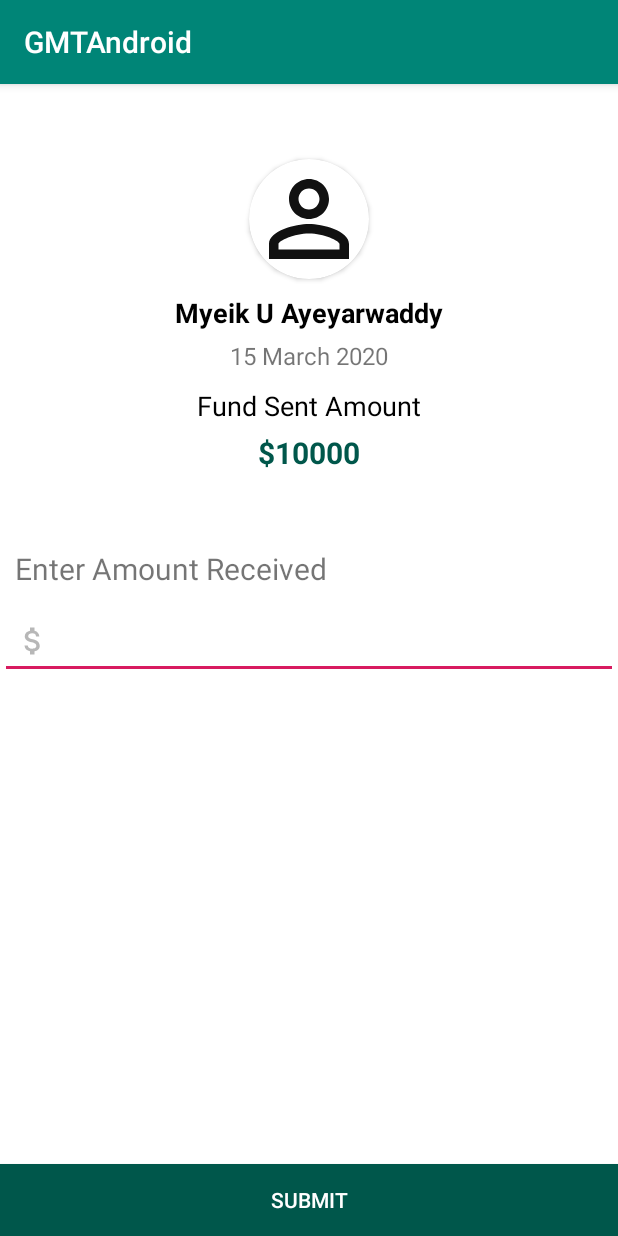
After one commit to saichandpratapagiri/GMT_Project, an Android app: the UploadRecieptActivity screen opened directly, with no data from a screen before it, on a phone screen of 412 x 824 dp. The commit adds this screen. Run offline under Robolectric (Android 15) with nearby library versions, the phone set to English and light mode, and no system bars.

Commit message:
Added fuds and reciept (except upload doc) activitites

```diff
--- a/app/src/main/java/com/example/gmtandroid/Login/LoginActivity.java
+++ b/app/src/main/java/com/example/gmtandroid/Login/LoginActivity.java
@@ -23,6 +23,7 @@ import android.widget.TextView;
 import android.widget.Toast;
 
 import com.example.gmtandroid.PostLogin.PostLogin;
+import com.example.gmtandroid.PostLogin.unconfirmed_funds.FundsActivity;
 import com.example.gmtandroid.R;
 import com.example.gmtandroid.Utilities.FingerprintHandler;
 
@@ -231,7 +232,7 @@ public class LoginActivity extends AppCompatActivity {
         if(username != null && !username.equals("")){
             if(pswd != null && !pswd.equals("") ){
                 finish();
-                startActivity(new Intent(LoginActivity.this, PostLogin.class));
+                startActivity(new Intent(LoginActivity.this, FundsActivity.class));
             }
             else {
                 pswdEt.setError("Password cannot be nil");
--- /dev/null
+++ b/app/src/main/java/com/example/gmtandroid/PostLogin/unconfirmed_funds/UploadRecieptActivity.java
@@ -0,0 +1,21 @@
+package com.example.gmtandroid.PostLogin.unconfirmed_funds;
+
+import androidx.appcompat.app.AppCompatActivity;
+
+import android.os.Bundle;
+import android.view.View;
+
+import com.example.gmtandroid.R;
+
+public class UploadRecieptActivity extends AppCompatActivity {
+
+    @Override
+    protected void onCreate(Bundle savedInstanceState) {
+        super.onCreate(savedInstanceState);
+        setContentView(R.layout.activity_upload_reciept);
+    }
+
+    public void returnToFundActivity(View view) {
+        finish();
+    }
+}
--- a/app/src/main/java/com/example/gmtandroid/Utilities/FingerprintHandler.java
+++ b/app/src/main/java/com/example/gmtandroid/Utilities/FingerprintHandler.java
@@ -12,6 +12,7 @@ import android.widget.Toast;
 import androidx.core.app.ActivityCompat;
 
 import com.example.gmtandroid.PostLogin.PostLogin;
+import com.example.gmtandroid.PostLogin.unconfirmed_funds.FundsActivity;
 
 public class FingerprintHandler extends FingerprintManager.AuthenticationCallback {
     private Context context;
@@ -54,7 +55,7 @@ public class FingerprintHandler extends FingerprintManager.AuthenticationCallbac
     public void onAuthenticationSucceeded(FingerprintManager.AuthenticationResult result) {
         this.update("Fingerprint Authentication succeeded.", true);
         ((Activity) context).finish();
-        context.startActivity(new Intent(context, PostLogin.class));
+        context.startActivity(new Intent(context, FundsActivity.class));
     }
 
 
--- /dev/null
+++ b/app/src/main/res/drawable/ic_attach_money_black_24dp.xml
@@ -0,0 +1,5 @@
+<vector android:height="24dp" android:tint="#B7B7B7"
+    android:viewportHeight="24.0" android:viewportWidth="24.0"
+    android:width="24dp" xmlns:android="http://schemas.android.com/apk/res/android">
+    <path android:fillColor="#FF000000" android:pathData="M11.8,10.9c-2.27,-0.59 -3,-1.2 -3,-2.15 0,-1.09 1.01,-1.85 2.7,-1.85 1.78,0 2.44,0.85 2.5,2.1h2.21c-0.07,-1.72 -1.12,-3.3 -3.21,-3.81V3h-3v2.16c-1.94,0.42 -3.5,1.68 -3.5,3.61 0,2.31 1.91,3.46 4.7,4.13 2.5,0.6 3,1.48 3,2.41 0,0.69 -0.49,1.79 -2.7,1.79 -2.06,0 -2.87,-0.92 -2.98,-2.1h-2.2c0.12,2.19 1.76,3.42 3.68,3.83V21h3v-2.15c1.95,-0.37 3.5,-1.5 3.5,-3.55 0,-2.84 -2.43,-3.81 -4.7,-4.4z"/>
+</vector>
--- /dev/null
+++ b/app/src/main/res/drawable/ic_cancel_black_24dp.xml
@@ -0,0 +1,5 @@
+<vector android:height="24dp" android:tint="#B7B7B7"
+    android:viewportHeight="24.0" android:viewportWidth="24.0"
+    android:width="24dp" xmlns:android="http://schemas.android.com/apk/res/android">
+    <path android:fillColor="#FF000000" android:pathData="M12,2C6.47,2 2,6.47 2,12s4.47,10 10,10 10,-4.47 10,-10S17.53,2 12,2zM17,15.59L15.59,17 12,13.41 8.41,17 7,15.59 10.59,12 7,8.41 8.41,7 12,10.59 15.59,7 17,8.41 13.41,12 17,15.59z"/>
+</vector>
--- a/app/src/main/res/layout/activity_profile.xml
+++ b/app/src/main/res/layout/activity_profile.xml
@@ -7,6 +7,7 @@
     android:layout_marginTop="10dp"
     android:fillViewport="true"
     android:scrollbars="none"
+    android:background="@color/screen_background"
     android:scrollbarStyle="insideInset"
     tools:context=".PostLogin.ProfileActivity">
     <RelativeLayout
@@ -63,8 +64,7 @@
         <androidx.cardview.widget.CardView
             android:layout_width="146dp"
             android:layout_height="146dp"
-            android:background="@drawable/ic_profile_with_bg"
-            app:cardCornerRadius="50dp"
+            app:cardCornerRadius="73dp"
             android:layout_gravity="center"
             >
 
@@ -103,7 +103,7 @@
         android:textSize="15sp"
         android:textAlignment="center"
         android:textColor="#111111"
-        android:layout_marginTop="5dp"
+        android:layout_marginTop="10dp"
         app:layout_constraintTop_toBottomOf="@id/profile_layout"/>
 
     <TextView
--- /dev/null
+++ b/app/src/main/res/layout/activity_upload_reciept.xml
@@ -0,0 +1,116 @@
+<?xml version="1.0" encoding="utf-8"?>
+<androidx.constraintlayout.widget.ConstraintLayout xmlns:android="http://schemas.android.com/apk/res/android"
+    xmlns:app="http://schemas.android.com/apk/res-auto"
+    xmlns:tools="http://schemas.android.com/tools"
+    android:layout_width="match_parent"
+    android:layout_height="match_parent"
+    android:background="@color/screen_background"
+    tools:context=".PostLogin.unconfirmed_funds.UploadRecieptActivity">
+
+    <androidx.cardview.widget.CardView
+        android:id="@+id/reciept_image_cardview"
+        android:layout_width="80dp"
+        android:layout_height="80dp"
+        app:cardCornerRadius="40dp"
+        android:layout_gravity="center"
+        android:layout_marginTop="50dp"
+        app:layout_constraintTop_toTopOf="parent"
+        app:layout_constraintLeft_toLeftOf="parent"
+        app:layout_constraintRight_toRightOf="parent"
+        app:layout_constraintVertical_chainStyle="packed"
+        >
+
+        <ImageView
+            android:id="@+id/reciept_project_image"
+            android:layout_width="match_parent"
+            android:layout_height="match_parent"
+            android:background="@drawable/ic_person_outline"
+            android:scaleType="centerCrop"
+            android:adjustViewBounds="true"
+            android:layout_gravity="center"
+            />
+
+    </androidx.cardview.widget.CardView>
+
+    <TextView
+        android:id="@+id/reciept_project_name"
+        android:layout_width="wrap_content"
+        android:layout_height="wrap_content"
+        android:text="Myeik U Ayeyarwaddy"
+        android:textColor="@android:color/black"
+        android:textStyle="bold"
+        android:textSize="18sp"
+        android:layout_marginTop="10dp"
+        app:layout_constraintTop_toBottomOf="@id/reciept_image_cardview"
+        app:layout_constraintLeft_toLeftOf="parent"
+        app:layout_constraintRight_toRightOf="parent"/>
+    <TextView
+        android:id="@+id/reciept_project_date"
+        android:layout_width="wrap_content"
+        android:layout_height="wrap_content"
+        android:text="15 March 2020"
+        android:layout_marginTop="5dp"
+        android:textSize="16sp"
+        app:layout_constraintTop_toBottomOf="@id/reciept_project_name"
+        app:layout_constraintLeft_toLeftOf="parent"
+        app:layout_constraintRight_toRightOf="parent"
+        />
+    <TextView
+        android:id="@+id/reciept_sent_amount"
+        android:layout_width="wrap_content"
+        android:layout_height="wrap_content"
+        android:text="Fund Sent Amount"
+        android:textColor="@android:color/black"
+        android:textSize="18sp"
+        android:layout_marginTop="10dp"
+        app:layout_constraintTop_toBottomOf="@id/reciept_project_date"
+        app:layout_constraintLeft_toLeftOf="parent"
+        app:layout_constraintRight_toRightOf="parent"/>
+    <TextView
+        android:id="@+id/reciept_amount_tv"
+        android:layout_width="wrap_content"
+        android:layout_height="wrap_content"
+        android:text="$10000"
+        android:textColor="@color/colorPrimaryDark"
+        android:textSize="20sp"
+        android:textStyle="bold"
+        android:layout_marginTop="5dp"
+        app:layout_constraintTop_toBottomOf="@id/reciept_sent_amount"
+        app:layout_constraintLeft_toLeftOf="parent"
+        app:layout_constraintRight_toRightOf="parent"
+        />
+    <TextView
+        android:id="@+id/enter_amount"
+        android:layout_width="wrap_content"
+        android:layout_height="wrap_content"
+        android:text="Enter Amount Received"
+        android:textSize="20sp"
+        android:layout_marginTop="50dp"
+        android:layout_marginStart="10dp"
+        app:layout_constraintTop_toBottomOf="@id/reciept_amount_tv"
+        app:layout_constraintStart_toStartOf="parent"
+        />
+    <EditText
+        android:id="@+id/reciept_enter_amount"
+        android:layout_width="match_parent"
+        android:layout_height="50dp"
+        android:textSize="16sp"
+        android:textStyle="bold"
+        android:drawableStart="@drawable/ic_attach_money_black_24dp"
+        android:paddingStart="10dp"
+        android:layout_marginTop="10dp"
+        app:layout_constraintTop_toBottomOf="@id/enter_amount"
+        />
+    <Button
+        android:id="@+id/reciept_submit"
+        android:layout_width="match_parent"
+        android:layout_height="wrap_content"
+        android:text="Submit"
+        android:textColor="@color/screen_background"
+        android:background="@color/colorPrimaryDark"
+        android:onClick="returnToFundActivity"
+        app:layout_constraintVertical_bias="0.9"
+        app:layout_constraintBottom_toBottomOf="parent"/>
+
+
+</androidx.constraintlayout.widget.ConstraintLayout>
--- a/app/src/main/res/values/colors.xml
+++ b/app/src/main/res/values/colors.xml
@@ -6,4 +6,5 @@
     <color name="color_login_editext">#EEE7E7</color>
     <color name="red">#ff0000</color>
     <color name="darker_gray">#aaaaaa</color>
+    <color name="screen_background">#FFFFFF</color>
 </resources>
```
Also changed, not shown: app/src/main/AndroidManifest.xml (+7 -5 lines), app/src/main/java/com/example/gmtandroid/PostLogin/unconfirmed_funds/FundPagerAdapter.java (added, +61 -0 lines), app/src/main/java/com/example/gmtandroid/PostLogin/unconfirmed_funds/FundsActivity.java (added, +80 -0 lines), app/src/main/java/com/example/gmtandroid/PostLogin/unconfirmed_funds/UnconfirmedFunds.java (added, +71 -0 lines), app/src/main/res/layout/activity_funds.xml (added, +48 -0 lines), app/src/main/res/layout/funds_item.xml (added, +131 -0 lines).
